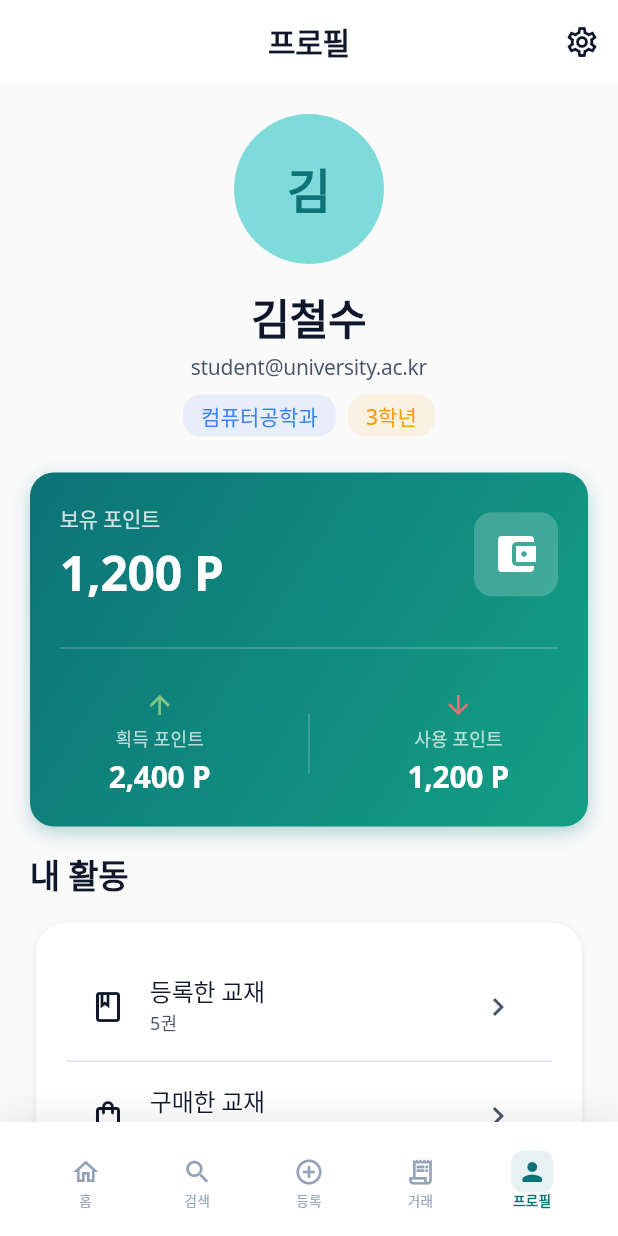
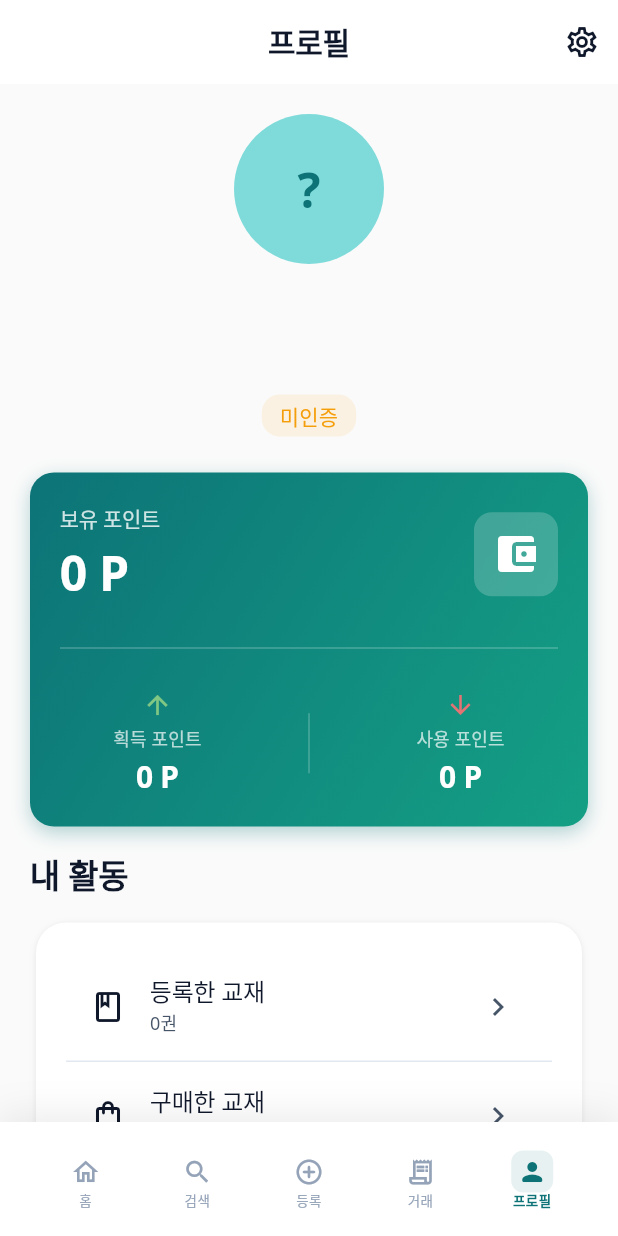
Before and after one commit to ehddbs249/Legend_Anabada, a Flutter app: the ProfileScreen screen opened by its route, on a phone screen of 412 x 824 dp. Run offline on Flutter 3.47's test engine with Material 3 defaults, Android fonts, the phone set to English and light mode, and no system bars; our stand-ins replace cached_network_image, dio, flutter_dotenv, go_router, google_fonts, image_picker and 1 more; accounts and stored records are empty.

Commit message:
Flutter, Supabase 완전연동
데이터베이스 스키마, 프로필 부분 연동

```diff
--- a/Flutter/lib/data/models/user.dart
+++ b/Flutter/lib/data/models/user.dart
@@ -1,13 +1,13 @@
 /// 사용자 데이터 모델
-/// Spring Boot Entity: User (user_id, email, password, student_number, department, name, created_at, role, verify, expiryDate)
+/// Supabase Table: User (user_id, email, password, student_number, department, name, created_at, role, grade)
 class User {
-  /// 사용자 ID (UUID) ← user_id
+  /// 사용자 ID (UUID) ← user_id (Supabase Auth와 연동)
   final String id;
 
   /// 이메일 주소 ← email
   final String email;
 
-  /// 비밀번호 (보안상 API 응답에 포함되지 않을 수 있음) ← password
+  /// 비밀번호 (Supabase Auth 사용으로 사용하지 않음) ← password
   final String? password;
 
   /// 학번 ← student_number
@@ -25,11 +25,8 @@ class User {
   /// 사용자 역할 (user, admin 등) ← role
   final String role;
 
-  /// 이메일 인증 여부 ← verify
-  final bool verify;
-
-  /// 인증 토큰 만료 시간 ← expiryDate (nullable)
-  final DateTime? expiryDate;
+  /// 학년 정보 ← grade
+  final String? grade;
 
   const User({
     required this.id,
@@ -40,8 +37,7 @@ class User {
     required this.name,
     required this.createdAt,
     required this.role,
-    this.verify = false,
-    this.expiryDate,
+    this.grade,
   });
 
   /// JSON에서 User 객체 생성
@@ -55,10 +51,7 @@ class User {
       name: json['name'] as String,
       createdAt: DateTime.parse(json['created_at'] as String),
       role: json['role'] as String,
-      verify: json['verify'] as bool? ?? false,
-      expiryDate: json['expiryDate'] != null
-          ? DateTime.parse(json['expiryDate'] as String)
-          : null,
+      grade: json['grade'] as String?,
     );
   }
 
@@ -73,8 +66,7 @@ class User {
       'name': name,
       'created_at': createdAt.toIso8601String(),
       'role': role,
-      'verify': verify,
-      if (expiryDate != null) 'expiryDate': expiryDate!.toIso8601String(),
+      if (grade != null) 'grade': grade,
     };
   }
 
@@ -88,8 +80,7 @@ class User {
     String? name,
     DateTime? createdAt,
     String? role,
-    bool? verify,
-    DateTime? expiryDate,
+    String? grade,
   }) {
     return User(
       id: id ?? this.id,
@@ -100,8 +91,7 @@ class User {
       name: name ?? this.name,
       createdAt: createdAt ?? this.createdAt,
       role: role ?? this.role,
-      verify: verify ?? this.verify,
-      expiryDate: expiryDate ?? this.expiryDate,
+      grade: grade ?? this.grade,
     );
   }
 
@@ -117,25 +107,7 @@ class User {
 
   @override
   String toString() {
-    return 'User{id: $id, name: $name, email: $email, role: $role, verify: $verify}';
-  }
-
-  /// 이메일 인증 완료 여부
-  bool get isVerified => verify;
-
-  /// 이메일 인증 대기 중
-  bool get isPendingVerification => !verify;
-
-  /// 인증 토큰 만료 여부 확인
-  bool get isTokenExpired {
-    if (expiryDate == null) return false;
-    return DateTime.now().isAfter(expiryDate!);
-  }
-
-  /// 인증 토큰 유효 여부
-  bool get isTokenValid {
-    if (expiryDate == null) return false;
-    return DateTime.now().isBefore(expiryDate!);
+    return 'User{id: $id, name: $name, email: $email, role: $role, grade: $grade}';
   }
 
   /// 관리자 권한 여부
--- a/Flutter/lib/data/providers/auth_provider.dart
+++ b/Flutter/lib/data/providers/auth_provider.dart
@@ -132,7 +132,7 @@ class AuthProvider with ChangeNotifier {
           department: department ?? '',
           createdAt: DateTime.now(),
           role: role,
-          verify: authResponse.user!.emailConfirmedAt != null, // Supabase Auth의 이메일 인증 여부
+          grade: grade,
         );
 
         _currentUser = user;
--- a/Flutter/lib/features/profile/screens/profile_screen.dart
+++ b/Flutter/lib/features/profile/screens/profile_screen.dart
@@ -1,10 +1,40 @@
 import 'package:flutter/material.dart';
+import 'package:provider/provider.dart';
+import 'package:go_router/go_router.dart';
 import '../../../core/constants/app_colors.dart';
 import '../../../core/constants/app_strings.dart';
 import '../../../core/widgets/premium_card.dart';
+import '../../../data/providers/auth_provider.dart';
+import '../../../data/providers/book_provider.dart';
+import '../../../data/providers/transaction_provider.dart';
+import '../../../app/routes/app_router.dart';
 
-class ProfileScreen extends StatelessWidget {
+class ProfileScreen extends StatefulWidget {
   const ProfileScreen({super.key});
+
+  @override
+  State<ProfileScreen> createState() => _ProfileScreenState();
+}
+
+class _ProfileScreenState extends State<ProfileScreen> {
+  @override
+  void initState() {
+    super.initState();
+    _loadData();
+  }
+
+  Future<void> _loadData() async {
+    final authProvider = Provider.of<AuthProvider>(context, listen: false);
+    final bookProvider = Provider.of<BookProvider>(context, listen: false);
+    final transactionProvider = Provider.of<TransactionProvider>(context, listen: false);
+
+    if (authProvider.currentUser != null) {
+      await Future.wait([
+        bookProvider.fetchMyBooks(authProvider.currentUser!.id),
+        transactionProvider.fetchMyBorrowingTransactions(authProvider.currentUser!.id),
+      ]);
+    }
+  }
 
   @override
   Widget build(BuildContext context) {
@@ -38,6 +68,18 @@ class ProfileScreen extends StatelessWidget {
 class _ProfileHeader extends StatelessWidget {
   @override
   Widget build(BuildContext context) {
+    final authProvider = Provider.of<AuthProvider>(context);
+    final user = authProvider.currentUser;
+
+    if (user == null) {
+      return Container(
+        padding: const EdgeInsets.symmetric(horizontal: 20),
+        child: const Center(child: CircularProgressIndicator()),
+      );
+    }
+
+    final initial = user.name.isNotEmpty ? user.name[0] : '?';
+
     return Container(
       padding: const EdgeInsets.symmetric(horizontal: 20),
       child: Column(
@@ -46,7 +88,7 @@ class _ProfileHeader extends StatelessWidget {
             radius: 50,
             backgroundColor: AppColors.primaryLight,
             child: Text(
-              '김',
+              initial,
               style: Theme.of(context).textTheme.headlineLarge?.copyWith(
                     color: AppColors.primary,
                   ),
@@ -54,12 +96,12 @@ class _ProfileHeader extends StatelessWidget {
           ),
           const SizedBox(height: 16),
           Text(
-            '김철수',
+            user.name,
             style: Theme.of(context).textTheme.headlineMedium,
           ),
           const SizedBox(height: 4),
           Text(
-            'student@university.ac.kr',
+            user.email,
             style: Theme.of(context).textTheme.bodyMedium?.copyWith(
                   color: AppColors.textSecondary,
                 ),
@@ -68,30 +110,34 @@ class _ProfileHeader extends StatelessWidget {
           Row(
             mainAxisAlignment: MainAxisAlignment.center,
             children: [
+              if (user.department.isNotEmpty) ...[
                 Container(
                   padding: const EdgeInsets.symmetric(horizontal: 12, vertical: 4),
                   decoration: BoxDecoration(
-                  color: AppColors.secondary.withValues(alpha:0.1),
+                    color: AppColors.secondary.withValues(alpha: 0.1),
                     borderRadius: BorderRadius.circular(12),
                   ),
                   child: Text(
-                  '컴퓨터공학과',
+                    user.department,
                     style: Theme.of(context).textTheme.labelMedium?.copyWith(
                           color: AppColors.secondary,
                         ),
                   ),
                 ),
                 const SizedBox(width: 8),
+              ],
               Container(
                 padding: const EdgeInsets.symmetric(horizontal: 12, vertical: 4),
                 decoration: BoxDecoration(
-                  color: AppColors.accent.withValues(alpha:0.1),
+                  color: user.role.isNotEmpty
+                      ? AppColors.success.withValues(alpha: 0.1)
+                      : AppColors.warning.withValues(alpha: 0.1),
                   borderRadius: BorderRadius.circular(12),
                 ),
                 child: Text(
-                  '3학년',
+                  user.role.isNotEmpty ? '${user.role} 인증 완료' : '미인증',
                   style: Theme.of(context).textTheme.labelMedium?.copyWith(
-                        color: AppColors.accent,
+                        color: user.role.isNotEmpty ? AppColors.success : AppColors.warning,
                       ),
                 ),
               ),
@@ -106,6 +152,12 @@ class _ProfileHeader extends StatelessWidget {
 class _PointsCard extends StatelessWidget {
   @override
   Widget build(BuildContext context) {
+    // TODO: UserPointBalance 테이블에서 포인트 정보 가져오기
+    // 현재는 임시 데이터 표시
+    const currentPoints = 0;
+    const earnedPoints = 0;
+    const spentPoints = 0;
+
     return Container(
       margin: const EdgeInsets.symmetric(horizontal: 20),
       padding: const EdgeInsets.all(20),
@@ -118,7 +170,7 @@ class _PointsCard extends StatelessWidget {
         borderRadius: BorderRadius.circular(16),
         boxShadow: [
           BoxShadow(
-            color: AppColors.primary.withValues(alpha:0.3),
+            color: AppColors.primary.withValues(alpha: 0.3),
             blurRadius: 10,
             offset: const Offset(0, 4),
           ),
@@ -135,12 +187,15 @@ class _PointsCard extends StatelessWidget {
                   Text(
                     '보유 포인트',
                     style: Theme.of(context).textTheme.bodyMedium?.copyWith(
-                          color: Colors.white.withValues(alpha:0.8),
+                          color: Colors.white.withValues(alpha: 0.8),
                         ),
                   ),
                   const SizedBox(height: 4),
                   Text(
-                    '1,200 P',
+                    '${currentPoints.toString().replaceAllMapped(
+                          RegExp(r'(\d{1,3})(?=(\d{3})+(?!\d))'),
+                          (Match m) => '${m[1]},',
+                        )} P',
                     style: Theme.of(context).textTheme.headlineLarge?.copyWith(
                           color: Colors.white,
                           fontWeight: FontWeight.bold,
@@ -151,7 +206,7 @@ class _PointsCard extends StatelessWidget {
               Container(
                 padding: const EdgeInsets.all(12),
                 decoration: BoxDecoration(
-                  color: Colors.white.withValues(alpha:0.2),
+                  color: Colors.white.withValues(alpha: 0.2),
                   borderRadius: BorderRadius.circular(12),
                 ),
                 child: const Icon(
@@ -171,7 +226,10 @@ class _PointsCard extends StatelessWidget {
               _PointsStatItem(
                 icon: Icons.arrow_upward,
                 label: '획득 포인트',
-                value: '2,400 P',
+                value: '${earnedPoints.toString().replaceAllMapped(
+                      RegExp(r'(\d{1,3})(?=(\d{3})+(?!\d))'),
+                      (Match m) => '${m[1]},',
+                    )} P',
                 color: Colors.green.shade300,
               ),
               Container(
@@ -182,7 +240,10 @@ class _PointsCard extends StatelessWidget {
               _PointsStatItem(
                 icon: Icons.arrow_downward,
                 label: '사용 포인트',
-                value: '1,200 P',
+                value: '${spentPoints.toString().replaceAllMapped(
+                      RegExp(r'(\d{1,3})(?=(\d{3})+(?!\d))'),
+                      (Match m) => '${m[1]},',
+                    )} P',
                 color: Colors.red.shade300,
               ),
             ],
@@ -234,6 +295,12 @@ class _PointsStatItem extends StatelessWidget {
 class _MenuSection extends StatelessWidget {
   @override
   Widget build(BuildContext context) {
+    final bookProvider = Provider.of<BookProvider>(context);
+    final transactionProvider = Provider.of<TransactionProvider>(context);
+
+    final myBooksCount = bookProvider.myBooks.length;
+    final borrowedBooksCount = transactionProvider.myBorrowingTransactions.length;
+
     return Container(
       margin: const EdgeInsets.symmetric(horizontal: 20),
       child: Column(
@@ -251,14 +318,14 @@ class _MenuSection extends StatelessWidget {
                 _MenuItem(
                   icon: Icons.book_outlined,
                   title: '등록한 교재',
-                  subtitle: '5권',
+                  subtitle: '$myBooksCount권',
                   onTap: () {},
                 ),
                 const Divider(height: 1),
                 _MenuItem(
                   icon: Icons.shopping_bag_outlined,
                   title: '구매한 교재',
-                  subtitle: '3권',
+                  subtitle: '$borrowedBooksCount권',
                   onTap: () {},
                 ),
                 const Divider(height: 1),
@@ -266,13 +333,15 @@ class _MenuSection extends StatelessWidget {
                   icon: Icons.history,
                   title: '거래 내역',
                   subtitle: '최근 30일',
-                  onTap: () {},
+                  onTap: () {
+                    // TODO: 거래 내역 페이지로 이동
+                  },
                 ),
                 const Divider(height: 1),
                 _MenuItem(
                   icon: Icons.favorite_outline,
                   title: '관심 교재',
-                  subtitle: '12권',
+                  subtitle: '0권', // TODO: 관심 교재 기능 구현
                   onTap: () {},
                 ),
               ],
@@ -326,20 +395,29 @@ class _MenuSection extends StatelessWidget {
   void _showLogoutDialog(BuildContext context) {
     showDialog(
       context: context,
-      builder: (context) {
+      builder: (dialogContext) {
         return AlertDialog(
           title: const Text('로그아웃'),
           content: const Text('정말 로그아웃 하시겠습니까?'),
           actions: [
             TextButton(
               onPressed: () {
-                Navigator.pop(context);
+                Navigator.pop(dialogContext);
               },
               child: const Text('취소'),
             ),
             TextButton(
-              onPressed: () {
-                Navigator.pop(context);
+              onPressed: () async {
+                Navigator.pop(dialogContext);
+
+                // 로그아웃 실행
+                final authProvider = Provider.of<AuthProvider>(context, listen: false);
+                await authProvider.signOut();
+
+                // 로그인 화면으로 이동
+                if (context.mounted) {
+                  context.go(AppRoutes.login);
+                }
               },
               child: const Text(
                 '로그아웃',
```
Also changed, not shown: Flutter/lib/data/providers/book_provider.dart (+107 -17 lines), Flutter/lib/data/providers/locker_provider.dart (+61 -48 lines), Flutter/lib/data/providers/transaction_provider.dart (+98 -83 lines), 9 other files. Lines whose indentation alone changed are shown as unchanged.
